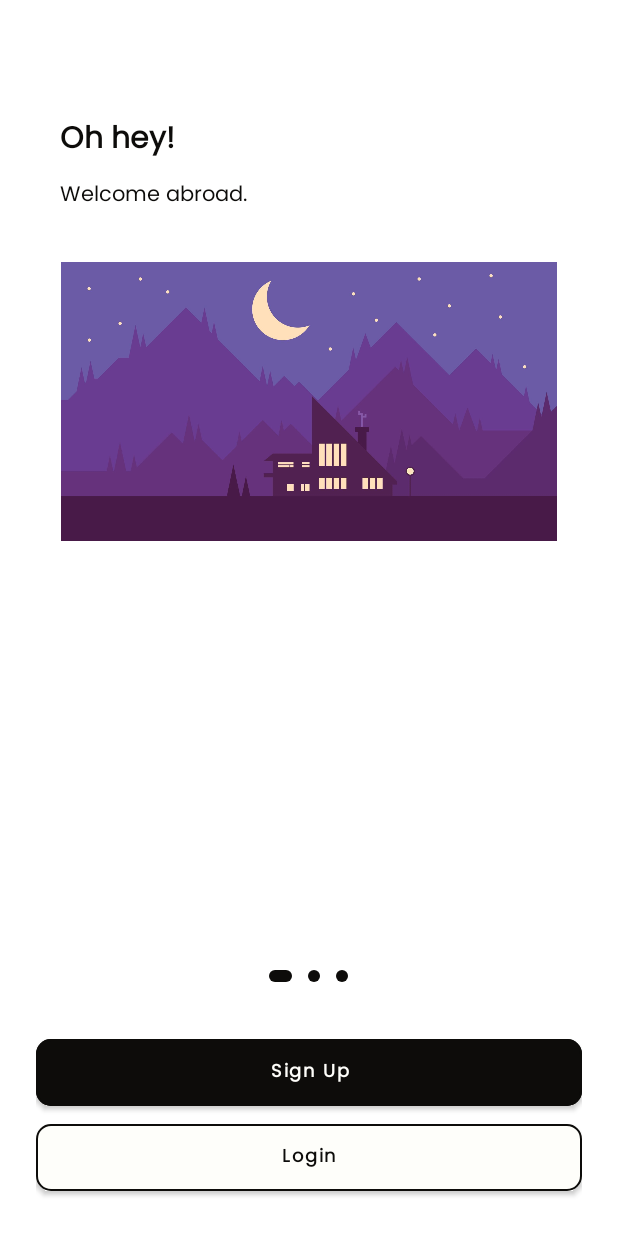
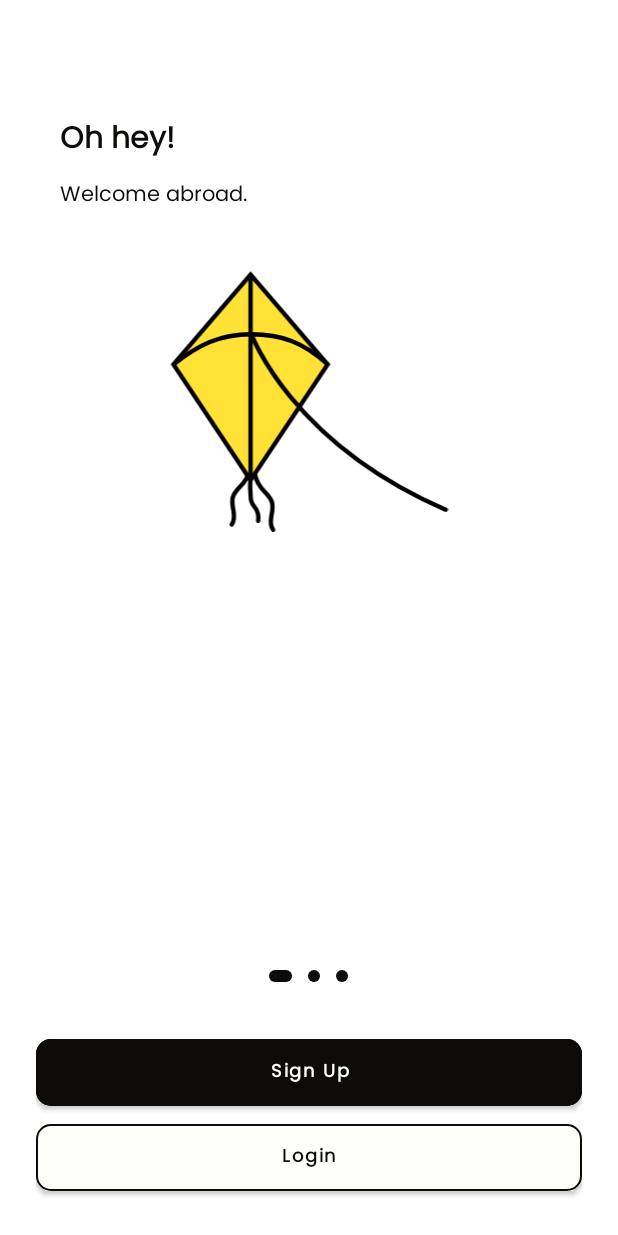
Before and after one commit to s12dar/Lyve, an Android app: the screen it shows after launch (MainActivity), on a phone screen of 412 x 824 dp. Run offline under Robolectric (Android 15) with nearby library versions, the phone set to English and light mode, and no system bars; our stand-ins replace Dagger/Hilt's generated code, Firebase (no records; nobody signed in at launch, a user with empty details on screens opened directly), navigation-ui.

```diff
--- a/app/build.gradle
+++ b/app/build.gradle
@@ -1,8 +1,9 @@
 plugins {
     id 'com.android.application'
+    id "org.jetbrains.kotlin.plugin.parcelize" version "1.6.20"
     id 'org.jetbrains.kotlin.android'
     id 'com.google.gms.google-services'
-    id "org.jetbrains.kotlin.kapt" version "1.6.0"
+    id "org.jetbrains.kotlin.kapt" version "1.6.20"
     id 'dagger.hilt.android.plugin'
 }
 
--- a/app/src/main/java/com/lyvetech/lyve/adapters/SearchAdapter.kt
+++ b/app/src/main/java/com/lyvetech/lyve/adapters/SearchAdapter.kt
@@ -8,7 +8,7 @@ import androidx.core.net.toUri
 import androidx.recyclerview.widget.RecyclerView
 import com.bumptech.glide.Glide
 import com.lyvetech.lyve.R
-import com.lyvetech.lyve.databinding.ActivityItemBinding
+import com.lyvetech.lyve.databinding.EventItemBinding
 import com.lyvetech.lyve.databinding.UserItemBinding
 import com.lyvetech.lyve.listeners.OnClickListener
 import com.lyvetech.lyve.models.Event
@@ -27,7 +27,7 @@ class SearchAdapter(
     }
 
     override fun onCreateViewHolder(parent: ViewGroup, viewType: Int): RecyclerView.ViewHolder {
-        val activityBinding = ActivityItemBinding
+        val activityBinding = EventItemBinding
             .inflate(LayoutInflater.from(parent.context), parent, false)
         val userBinding = UserItemBinding
             .inflate(LayoutInflater.from(parent.context), parent, false)
@@ -61,7 +61,7 @@ class SearchAdapter(
         }
     }
 
-    inner class SearchEventsViewHolder(private val binding: ActivityItemBinding) :
+    inner class SearchEventsViewHolder(private val binding: EventItemBinding) :
         RecyclerView.ViewHolder(binding.root) {
 
         private val title = binding.tvTitle
--- a/app/src/main/java/com/lyvetech/lyve/models/Event.kt
+++ b/app/src/main/java/com/lyvetech/lyve/models/Event.kt
@@ -15,9 +15,10 @@ import com.lyvetech.lyve.utils.Constants.EVENT_TIME
 import com.lyvetech.lyve.utils.Constants.EVENT_TITLE
 import com.lyvetech.lyve.utils.Constants.EVENT_TYPE
 import com.lyvetech.lyve.utils.Constants.EVENT_URL
+import java.io.Serializable
 import java.util.*
 
-class Event {
+class Event : Serializable {
 
     @get:PropertyName(EVENT_ID)
     var uid = ""
--- a/app/src/main/java/com/lyvetech/lyve/models/User.kt
+++ b/app/src/main/java/com/lyvetech/lyve/models/User.kt
@@ -13,9 +13,10 @@ import com.lyvetech.lyve.utils.Constants.IS_VERIFIED
 import com.lyvetech.lyve.utils.Constants.NAME
 import com.lyvetech.lyve.utils.Constants.PASS
 import com.lyvetech.lyve.utils.Constants.UID
+import java.io.Serializable
 import java.util.*
 
-class User {
+class User : Serializable {
 
     @get:PropertyName(UID)
     var uid = ""
--- a/app/src/main/java/com/lyvetech/lyve/ui/fragments/home_info/HomeInfoViewModel.kt
+++ b/app/src/main/java/com/lyvetech/lyve/ui/fragments/home_info/HomeInfoViewModel.kt
@@ -48,7 +48,7 @@ class HomeInfoViewModel @Inject constructor(
             }
         }
 
-    fun updateActivity(event: Event, user: User): LiveData<SimpleResource> =
+    fun updateEvent(event: Event, user: User): LiveData<SimpleResource> =
         liveData(coroutineContext) {
             emit(Resource.Loading())
 
--- a/app/src/main/java/com/lyvetech/lyve/ui/fragments/welcome/WelcomeFragment.kt
+++ b/app/src/main/java/com/lyvetech/lyve/ui/fragments/welcome/WelcomeFragment.kt
@@ -66,7 +66,7 @@ class WelcomeFragment : Fragment() {
             .apply {
                 setTitle(resources.getString(R.string.txt_title_welcome))
                 setDescription(resources.getString(R.string.txt_desc_welcome))
-                setImage(R.drawable.lyve)
+                setImage(R.drawable.ic_parachute)
             }
 
         val secondPage = WelcomeItem()
--- /dev/null
+++ b/app/src/main/res/drawable/ic_parachute.xml
@@ -0,0 +1,24 @@
+<vector android:height="56dp" android:viewportHeight="512"
+    android:viewportWidth="512" android:width="56dp" xmlns:android="http://schemas.android.com/apk/res/android">
+    <path android:fillColor="#00000000"
+        android:pathData="M149.8,383.1c-0.3,11.7 -2.6,23.4 -1.5,35.2c1.3,14.3 -1.1,19.9 7.3,30.4c5.8,7.2 8.4,16.9 7.1,26.1"
+        android:strokeColor="#000000" android:strokeLineCap="round" android:strokeWidth="8"/>
+    <path android:fillColor="#00000000"
+        android:pathData="M155.6,376.8c-0.3,13.6 4.4,27.2 12.8,37.8c7,8.8 16.9,16 19.8,26.9c2.3,8.2 0.1,16.9 -1.3,25.3c-1.4,8.4 -1.8,17.8 3.3,24.7"
+        android:strokeColor="#000000" android:strokeLineCap="round" android:strokeWidth="8"/>
+    <path android:fillColor="#00000000"
+        android:pathData="M148.8,367.1c0.3,13.6 -4.4,27.2 -12.8,37.8c-7,8.8 -16.9,16 -19.8,26.9c-2.3,8.2 -0.1,16.9 1.3,25.3c1.4,8.4 1.8,17.8 -3.3,24.7"
+        android:strokeColor="#000000" android:strokeLineCap="round" android:strokeWidth="8"/>
+    <path android:fillColor="#FFE235"
+        android:pathData="M148.8,400.4l-141.5,-212.4l141.5,-165.1l141.4,165.1z"
+        android:strokeColor="#000000" android:strokeWidth="8"/>
+    <path android:fillColor="#FFE235"
+        android:pathData="M148.8,22.9L148.8,400.4"
+        android:strokeColor="#000000" android:strokeWidth="8"/>
+    <path android:fillColor="#00000000"
+        android:pathData="M290.2,188c-44.6,-41.1 -85.8,-55.3 -139.7,-55.4C91.8,132.4 52.8,152.4 7.3,188"
+        android:strokeColor="#000000" android:strokeWidth="8"/>
+    <path android:fillColor="#00000000"
+        android:pathData="M150.5,132.6c0,0 70.8,197.4 356.4,322"
+        android:strokeColor="#000000" android:strokeLineCap="round" android:strokeWidth="8"/>
+</vector>
--- a/app/src/main/res/layout/activity_main.xml
+++ b/app/src/main/res/layout/activity_main.xml
@@ -30,7 +30,7 @@
 
     <ProgressBar
         android:id="@+id/pb"
-        style="?android:attr/progressBarStyleLarge"
+        style="?android:attr/progressBarStyleSmall"
         android:progressBackgroundTint="@color/black_dinner"
         android:layout_width="wrap_content"
         android:layout_height="wrap_content"
```
Also changed, not shown: app/src/main/java/com/lyvetech/lyve/adapters/AttendeeAdapter.kt (deleted, +0 -55 lines), app/src/main/java/com/lyvetech/lyve/adapters/HomeAdapter.kt (+6 -6 lines), app/src/main/java/com/lyvetech/lyve/ui/fragments/home/HomeFragment.kt (+27 -5 lines), app/src/main/java/com/lyvetech/lyve/ui/fragments/home_info/HomeInfoFragment.kt (+54 -54 lines), app/src/main/java/com/lyvetech/lyve/utils/Constants.kt (+5 -3 lines), app/src/main/res/drawable/ic_fishing.xml (added, +13 -0 lines), app/src/main/res/layout/fragment_home_info.xml (+2 -25 lines), app/src/main/res/layout/fragment_splash.xml (+17 -4 lines), app/src/main/res/values/strings.xml (+5 -2 lines), app/src/main/res/layout/event_item.xml (renamed from app/src/main/res/layout/activity_item.xml).
